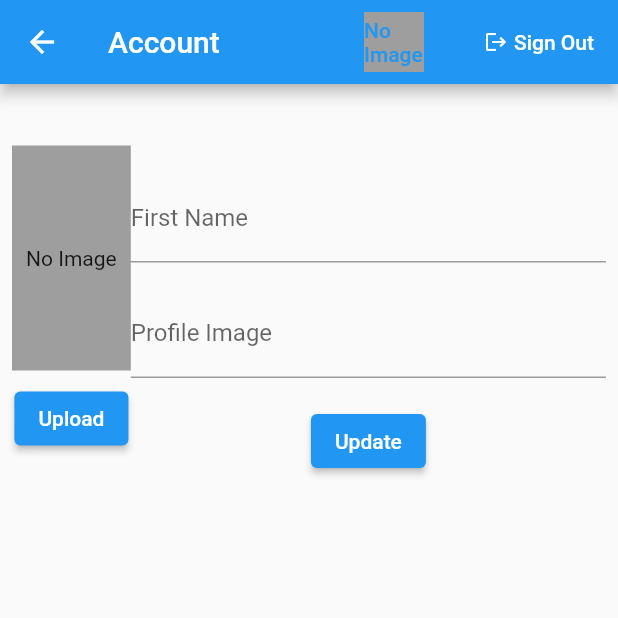
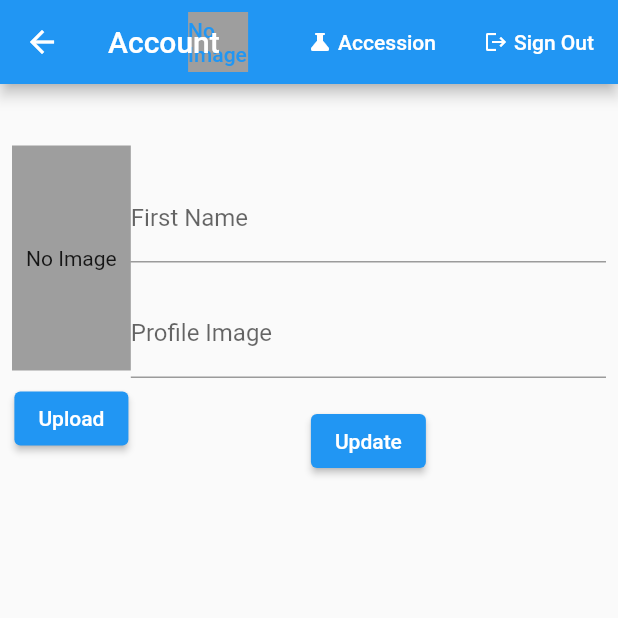
Before and after one commit to motte/Qvin-Sample-Accessioning, a Flutter app: the AccountView screen opened by its route, on a phone screen of 412 x 824 dp, the top half of it. Run offline on Flutter 3.47's test engine with Material 2 defaults, Android fonts, the phone set to English and light mode, and no system bars; our stand-ins replace flutter_dotenv, image_picker, supabase, supabase_flutter; accounts and stored records are empty.

Commit message:
Add Accession button in AppBar

```diff
--- a/qvin_sample_accessioning/lib/profile/account_view.dart
+++ b/qvin_sample_accessioning/lib/profile/account_view.dart
@@ -151,6 +151,25 @@ class _AccountViewState extends State<AccountView> {
                 ),
                 const SizedBox(width: 16),
                 TextButton(
+                    onPressed: () {
+                      Navigator.of(context).pushReplacementNamed('/accession');
+                    },
+                    child: Row(
+                      children: [
+                        const Icon(
+                          Icons.science_rounded,
+                          size: 16,
+                          semanticLabel: 'Accession Sample',
+                        ),
+                        const SizedBox(width: 4),
+                        const Text('Accession'),
+                      ],
+                    ),
+                    style: TextButton.styleFrom(
+                      foregroundColor: Colors.white,
+                    )),
+                const SizedBox(width: 16),
+                TextButton(
                     onPressed: _signOut,
                     child: Row(
                       children: [
```
